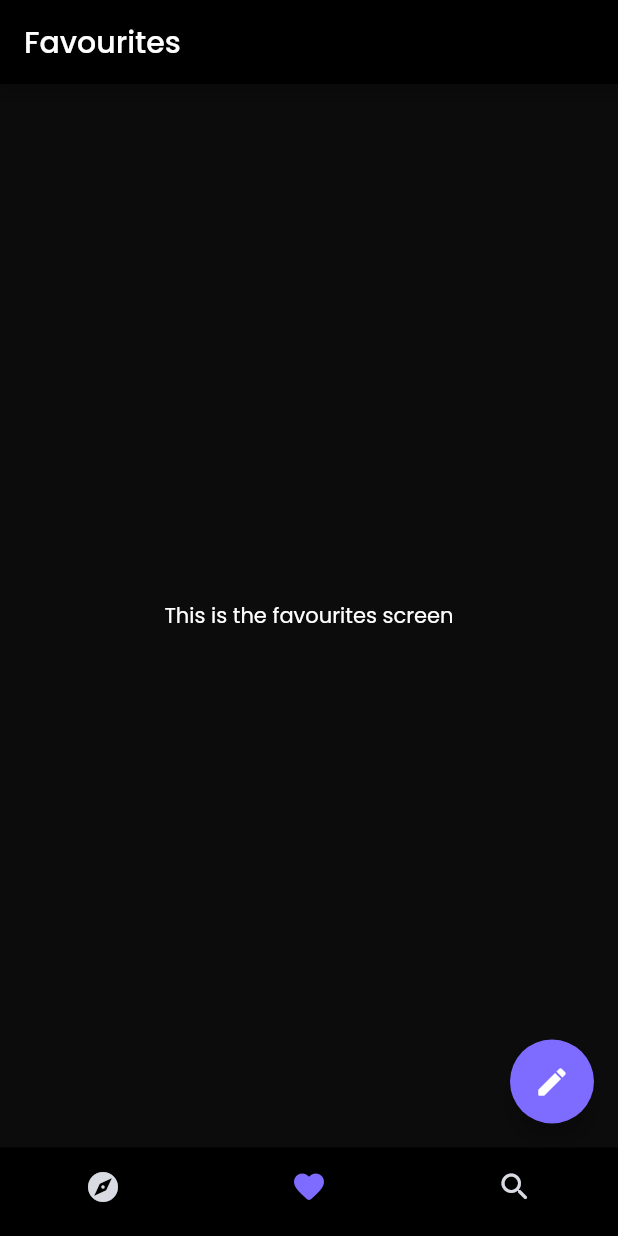
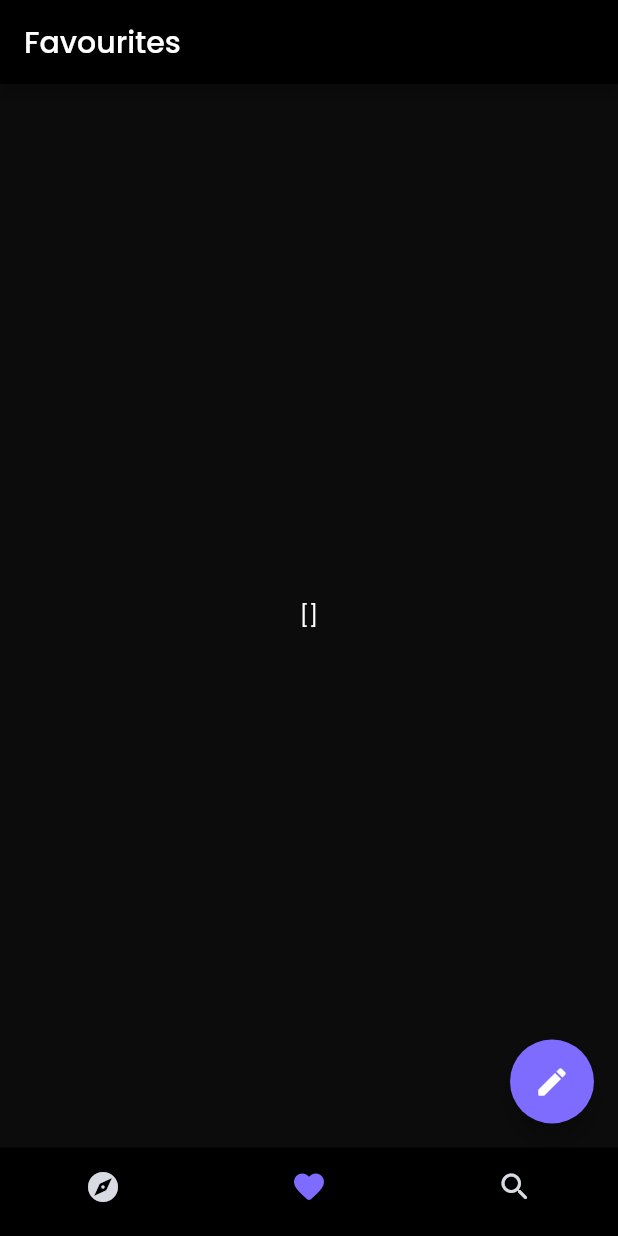
Before and after one commit to TechSupportz/transito-flutter, a Flutter app: the screen it shows after launch, swiped to page 2, on a phone screen of 412 x 824 dp. Run offline on Flutter 3.47's test engine with Material 2 defaults, Android fonts, the phone set to English and light mode, and no system bars; our stand-ins replace geolocator, jiffy, latlong2, photo_view; missing offline and left inert: parent_child_checkbox.

Commit message:
favouritesList exists in a provider, duplication of favourites is prevented

```diff
--- a/lib/main.dart
+++ b/lib/main.dart
@@ -1,5 +1,7 @@
 import 'package:flutter/material.dart';
+import 'package:provider/provider.dart';
 import 'package:transito/models/app_colors.dart';
+import 'package:transito/providers/favourites_provider.dart';
 import 'package:transito/screens/navbar_screens/main_screen.dart';
 
 void main() {
@@ -11,7 +13,11 @@ class MyApp extends StatelessWidget {
 
   @override
   Widget build(BuildContext context) {
-    return MaterialApp(
+    return MultiProvider(
+      providers: [
+        ChangeNotifierProvider(create: (context) => FavouritesProvider()),
+      ],
+      child: MaterialApp(
         title: "Transito",
         theme: ThemeData(
           fontFamily: 'Poppins',
@@ -70,6 +76,7 @@ class MyApp extends StatelessWidget {
             data: MediaQuery.of(context).copyWith(textScaleFactor: 1.0),
           );
         },
+      ),
     );
   }
 }
--- /dev/null
+++ b/lib/models/favourite.dart
@@ -0,0 +1,17 @@
+import 'package:json_annotation/json_annotation.dart';
+
+part 'favourite.g.dart';
+
+@JsonSerializable(explicitToJson: true)
+class Favourite {
+  String busStopCode;
+  List<String?> services;
+
+  Favourite({
+    required this.busStopCode,
+    required this.services,
+  });
+
+  factory Favourite.fromJson(Map<String, dynamic> json) => _$FavouriteFromJson(json);
+  Map<String, dynamic> toJson() => _$FavouriteToJson(this);
+}
--- a/lib/models/favourites.dart
+++ /dev/null
@@ -1,16 +0,0 @@
-import 'package:json_annotation/json_annotation.dart';
-
-part 'favourites.g.dart';
-
-@JsonSerializable(createToJson: false)
-class Favourites {
-  String busStopCode;
-  List<String> services;
-
-  Favourites({
-    required this.busStopCode,
-    required this.services,
-  });
-
-  factory Favourites.fromJson(Map<String, dynamic> json) => _$FavouritesFromJson(json);
-}
--- /dev/null
+++ b/lib/providers/favourites_provider.dart
@@ -0,0 +1,18 @@
+import 'package:flutter/material.dart';
+import '../models/favourite.dart';
+
+class FavouritesProvider extends ChangeNotifier {
+  List<Favourite> _favouritesList = [];
+
+  List<Favourite> get favouritesList => _favouritesList;
+
+  void addFavourite(Favourite favourite) {
+    _favouritesList.add(favourite);
+    notifyListeners();
+  }
+
+  void removeFavourite(Favourite favourite) {
+    _favouritesList.remove(favourite);
+    notifyListeners();
+  }
+}
--- a/lib/screens/bus_timing_screen.dart
+++ b/lib/screens/bus_timing_screen.dart
@@ -132,6 +132,7 @@ class _BusTimingScreenState extends State<BusTimingScreen> {
           title: Text(widget.busStopName),
           actions: [
             IconButton(
+              //TODO: make icon and onPressed change based on if bus stop is in favourites
               icon: Icon(Icons.favorite_border_rounded),
               onPressed: () => goToAddFavouritesScreen(context),
             )
--- a/lib/screens/navbar_screens/favourites_screen.dart
+++ b/lib/screens/navbar_screens/favourites_screen.dart
@@ -1,4 +1,6 @@
 import 'package:flutter/material.dart';
+import 'package:provider/provider.dart';
+import 'package:transito/providers/favourites_provider.dart';
 
 class FavouritesScreen extends StatefulWidget {
   const FavouritesScreen({Key? key}) : super(key: key);
@@ -7,20 +9,25 @@ class FavouritesScreen extends StatefulWidget {
   State<FavouritesScreen> createState() => _FavouritesScreenState();
 }
 
+//TODO: Create widget to display favourites
 class _FavouritesScreenState extends State<FavouritesScreen> {
   @override
   Widget build(BuildContext context) {
+    return Consumer<FavouritesProvider>(
+      builder: (context, value, child) {
         return Scaffold(
           appBar: AppBar(
             title: const Text('Favourites'),
           ),
-      body: const Center(
-        child: Text("This is the favourites screen"),
+          body: Center(
+            child: Text(value.favouritesList.toString()),
           ),
           floatingActionButton: FloatingActionButton(
             onPressed: () => debugPrint('bruh'),
             child: const Icon(Icons.edit_rounded),
           ),
         );
+      },
+    );
   }
 }
```
Also changed, not shown: lib/screens/add_favourite_screen.dart (+25 -2 lines), lib/models/favourite.g.dart (added), lib/models/favourites.g.dart (deleted). Lines whose indentation alone changed are shown as unchanged.
